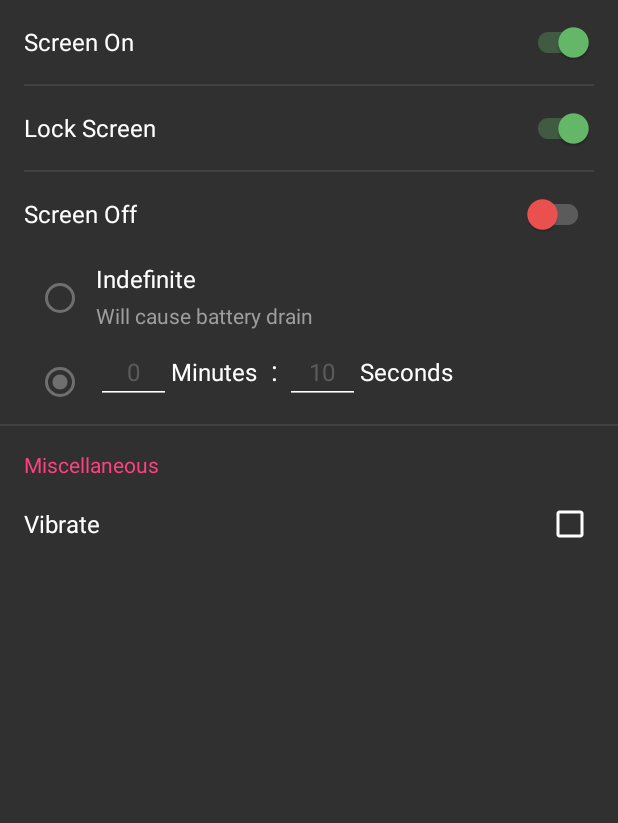
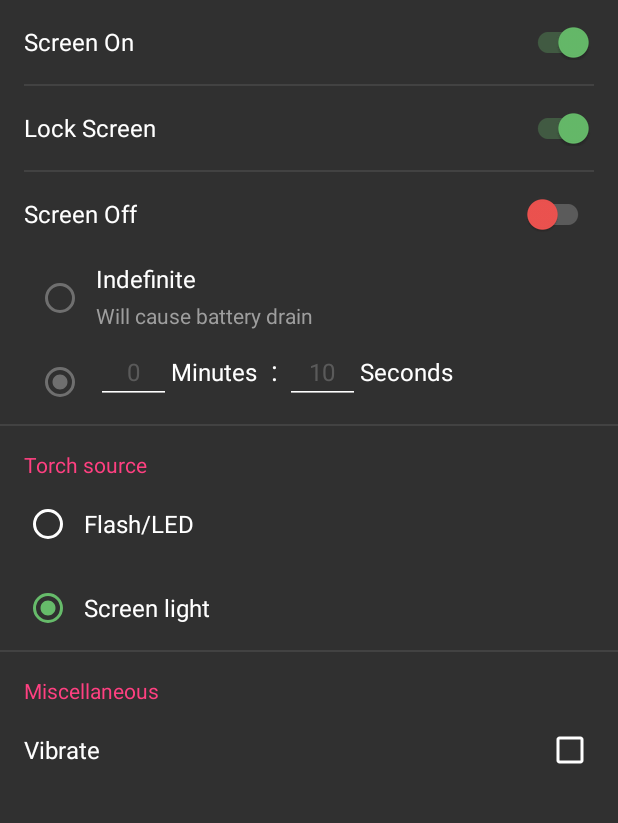
Before and after one commit to anselm94/Torchie-Android, an Android app: the SettingsFragment screen opened directly, with no data from a screen before it, on a phone screen of 412 x 824 dp, the part 140-963 px from its top. Run offline under Robolectric (Android 15) with nearby library versions, the phone set to English and light mode, and no system bars; 1 statement that could not run was skipped.

Commit message:
Added options to select torch source

```diff
--- a/app/src/main/java/in/blogspot/anselmbros/torchie/ui/fragment/SettingsFragment.java
+++ b/app/src/main/java/in/blogspot/anselmbros/torchie/ui/fragment/SettingsFragment.java
@@ -5,8 +5,6 @@ import android.content.Context;
 import android.content.SharedPreferences;
 import android.os.Bundle;
 import android.os.Vibrator;
-import android.preference.PreferenceFragment;
-import android.support.annotation.Nullable;
 import android.support.v4.app.Fragment;
 import android.support.v7.widget.AppCompatCheckBox;
 import android.support.v7.widget.SwitchCompat;
@@ -30,7 +28,7 @@ public class SettingsFragment extends Fragment implements SharedPreferences.OnSh
     SharedPreferences.Editor prefEditor;
 
     SwitchCompat sw_screen_on, sw_lock_screen, sw_screen_off;
-    RadioGroup rg_screen_off_options;
+    RadioGroup rg_screen_off_options, rg_flash_source;
     EditText et_screen_off_mins, et_screen_off_sec;
     AppCompatCheckBox cb_vibrate;
 
@@ -42,14 +40,6 @@ public class SettingsFragment extends Fragment implements SharedPreferences.OnSh
         loadPreferences();
 
         return rootView;
-    }
-
-    @Override
-    public void onCreate(Bundle savedInstanceState) {
-        super.onCreate(savedInstanceState);
-        // Define the settings file to use by this settings fragment
-//        getPreferenceManager().setSharedPreferencesName(TorchieConstants.PREF_KEY_APP);
-//        addPreferencesFromResource(R.xml.preferences);
     }
 
     @Override
@@ -85,6 +75,12 @@ public class SettingsFragment extends Fragment implements SharedPreferences.OnSh
             } else if (checkedId == R.id.rb_settings_screen_off_timeout) {
                 prefEditor.putBoolean(TorchieConstants.PREF_FUNC_SCREEN_OFF_INDEFINITE, false).commit();
             }
+        } else if (group.equals(rg_flash_source)){
+            if(checkedId == R.id.rb_settings_flash_camera){
+                prefEditor.putInt(TorchieConstants.PREF_FLASH_SOURCE, TorchieConstants.SOURCE_FLASH_CAMERA).commit();
+            }else if (checkedId == R.id.rb_settings_flash_screen){
+                prefEditor.putInt(TorchieConstants.PREF_FLASH_SOURCE, TorchieConstants.SOURCE_FLASH_SCREEN).commit();
+            }
         }
     }
 
@@ -96,12 +92,14 @@ public class SettingsFragment extends Fragment implements SharedPreferences.OnSh
         et_screen_off_mins = (EditText) rootView.findViewById(R.id.et_settings_screen_off_minutes);
         et_screen_off_sec = (EditText) rootView.findViewById(R.id.et_settings_screen_off_seconds);
         cb_vibrate = (AppCompatCheckBox) rootView.findViewById(R.id.cb_vibrate);
+        rg_flash_source = (RadioGroup) rootView.findViewById(R.id.rg_flash_source);
 
         sw_screen_on.setOnCheckedChangeListener(this);
         sw_lock_screen.setOnCheckedChangeListener(this);
         sw_screen_off.setOnCheckedChangeListener(this);
         rg_screen_off_options.setOnCheckedChangeListener(this);
         cb_vibrate.setOnCheckedChangeListener(this);
+        rg_flash_source.setOnCheckedChangeListener(this);
     }
 
     private void loadPreferences() {
@@ -114,6 +112,11 @@ public class SettingsFragment extends Fragment implements SharedPreferences.OnSh
         sw_screen_off.setChecked(preferences.getBoolean(TorchieConstants.PREF_FUNC_SCREEN_OFF, false));
         setScreenOffOptionsUI(preferences.getBoolean(TorchieConstants.PREF_FUNC_SCREEN_OFF, false));
         cb_vibrate.setChecked(preferences.getBoolean(TorchieConstants.PREF_FUNC_VIBRATE, false));
+        if (preferences.getInt(TorchieConstants.PREF_FLASH_SOURCE, TorchieConstants.SOURCE_FLASH_CAMERA) == TorchieConstants.SOURCE_FLASH_CAMERA) {
+            rg_flash_source.check(R.id.rb_settings_flash_camera);
+        } else if(preferences.getInt(TorchieConstants.PREF_FLASH_SOURCE, TorchieConstants.SOURCE_FLASH_CAMERA) == TorchieConstants.SOURCE_FLASH_SCREEN){
+            rg_flash_source.check(R.id.rb_settings_flash_screen);
+        }
     }
 
     private void saveScreenOffPref() {
--- a/app/src/main/res/layout/fragment_settings.xml
+++ b/app/src/main/res/layout/fragment_settings.xml
@@ -13,6 +13,7 @@
         android:paddingRight="16dp">
 
         <TextView
+            style="@style/TextAppearance.AppCompat.Small"
             android:layout_width="match_parent"
             android:layout_height="wrap_content"
             android:focusable="true"
@@ -20,7 +21,6 @@
             android:paddingBottom="2dp"
             android:paddingTop="16dp"
             android:text="@string/torchie_functionality"
-            style="@style/TextAppearance.AppCompat.Small"
             android:textColor="@color/colorAccent" />
 
         <LinearLayout
@@ -32,10 +32,10 @@
             android:paddingTop="16dp">
 
             <TextView
+                style="@style/TextAppearance.AppCompat.Menu"
                 android:layout_width="wrap_content"
                 android:layout_height="wrap_content"
                 android:text="@string/screen_on"
-                style="@style/TextAppearance.AppCompat.Menu"
                 android:textColor="@color/colorWhite" />
 
             <Space
@@ -63,10 +63,10 @@
             android:paddingTop="16dp">
 
             <TextView
+                style="@style/TextAppearance.AppCompat.Menu"
                 android:layout_width="wrap_content"
                 android:layout_height="wrap_content"
                 android:text="@string/screen_lock"
-                style="@style/TextAppearance.AppCompat.Menu"
                 android:textColor="@color/colorWhite" />
 
             <Space
@@ -94,10 +94,10 @@
             android:paddingTop="16dp">
 
             <TextView
+                style="@style/TextAppearance.AppCompat.Menu"
                 android:layout_width="wrap_content"
                 android:layout_height="wrap_content"
                 android:text="@string/screen_off"
-                style="@style/TextAppearance.AppCompat.Menu"
                 android:textColor="@color/colorWhite" />
 
             <Space
@@ -149,11 +149,11 @@
                     android:orientation="vertical">
 
                     <TextView
+                        style="@style/TextAppearance.AppCompat.Menu"
                         android:layout_width="match_parent"
                         android:layout_height="wrap_content"
                         android:paddingTop="4dp"
                         android:text="@string/indefinite"
-                        style="@style/TextAppearance.AppCompat.Menu"
                         android:textColor="@color/colorWhite" />
 
                     <Space
@@ -176,47 +176,48 @@
 
                     <EditText
                         android:id="@+id/et_settings_screen_off_minutes"
+                        style="@style/TextAppearance.AppCompat.Menu"
                         android:layout_width="wrap_content"
                         android:layout_height="wrap_content"
-                        android:maxLength="3"
                         android:digits="0123456789"
                         android:gravity="center_horizontal"
                         android:inputType="number"
+                        android:maxLength="3"
                         android:minWidth="50dp"
-                        android:singleLine="true"
-                        style="@style/TextAppearance.AppCompat.Menu" />
+                        android:singleLine="true" />
 
                     <TextView
+                        style="@style/TextAppearance.AppCompat.Menu"
                         android:layout_width="wrap_content"
                         android:layout_height="wrap_content"
                         android:text="@string/minutes"
-                        style="@style/TextAppearance.AppCompat.Menu"
-                        android:textColor="@color/colorWhite"/>
+                        android:textColor="@color/colorWhite" />
 
                     <TextView
                         android:layout_width="wrap_content"
                         android:layout_height="wrap_content"
                         android:text="  : "
                         android:textAppearance="?android:textAppearanceMedium"
-                        android:textColor="@color/colorWhite"/>
+                        android:textColor="@color/colorWhite" />
 
                     <EditText
                         android:id="@+id/et_settings_screen_off_seconds"
+                        style="@style/TextAppearance.AppCompat.Menu"
                         android:layout_width="wrap_content"
                         android:layout_height="wrap_content"
                         android:digits="0123456789"
-                        android:maxLength="3"
                         android:gravity="center"
                         android:inputType="number"
+                        android:maxLength="3"
                         android:minWidth="50dp"
-                        android:singleLine="true"
-                        style="@style/TextAppearance.AppCompat.Menu" />
+                        android:singleLine="true" />
+
                     <TextView
+                        style="@style/TextAppearance.AppCompat.Menu"
                         android:layout_width="wrap_content"
                         android:layout_height="wrap_content"
                         android:text="@string/seconds"
-                        style="@style/TextAppearance.AppCompat.Menu"
-                        android:textColor="@color/colorWhite"/>
+                        android:textColor="@color/colorWhite" />
                 </LinearLayout>
 
             </LinearLayout>
@@ -239,6 +240,81 @@
         android:paddingRight="16dp">
 
         <TextView
+            style="@style/TextAppearance.AppCompat.Small"
+            android:layout_width="match_parent"
+            android:layout_height="wrap_content"
+            android:focusable="true"
+            android:focusableInTouchMode="true"
+            android:paddingBottom="2dp"
+            android:paddingTop="16dp"
+            android:text="@string/torch_source"
+            android:textColor="@color/colorAccent" />
+
+        <LinearLayout
+            android:layout_width="match_parent"
+            android:layout_height="wrap_content"
+            android:orientation="horizontal">
+
+            <RadioGroup
+                android:id="@+id/rg_flash_source"
+                android:layout_width="wrap_content"
+                android:layout_height="wrap_content"
+                android:orientation="vertical"
+                android:paddingRight="8dp">
+
+                <RadioButton
+                    android:id="@+id/rb_settings_flash_camera"
+                    android:layout_width="wrap_content"
+                    android:layout_height="56dp" />
+
+                <RadioButton
+                    android:id="@+id/rb_settings_flash_screen"
+                    android:layout_width="wrap_content"
+                    android:layout_height="56dp"
+                    android:checked="true" />
+
+            </RadioGroup>
+
+            <LinearLayout
+                android:layout_width="match_parent"
+                android:layout_height="match_parent"
+                android:orientation="vertical">
+
+                <TextView
+                    style="@style/TextAppearance.AppCompat.Menu"
+                    android:layout_width="match_parent"
+                    android:layout_height="56dp"
+                    android:gravity="center_vertical"
+                    android:text="@string/flash_or_led"
+                    android:textColor="@color/colorWhite" />
+
+                <TextView
+                    style="@style/TextAppearance.AppCompat.Menu"
+                    android:layout_width="match_parent"
+                    android:layout_height="56dp"
+                    android:gravity="center_vertical"
+                    android:text="@string/screen_light"
+                    android:textColor="@color/colorWhite" />
+
+            </LinearLayout>
+        </LinearLayout>
+    </LinearLayout>
+
+    <View
+        android:layout_width="match_parent"
+        android:layout_height="1dp"
+        android:background="@color/colorGrey800" />
+
+    <LinearLayout
+        android:layout_width="match_parent"
+        android:layout_height="wrap_content"
+        android:gravity="center_vertical"
+        android:orientation="vertical"
+        android:paddingLeft="16dp"
+        android:paddingRight="16dp">
+
+        <TextView
+            style="@style/TextAppearance.AppCompat.Small"
             android:layout_width="match_parent"
             android:layout_height="wrap_content"
             android:focusable="true"
@@ -246,7 +322,6 @@
             android:paddingBottom="2dp"
             android:paddingTop="16dp"
             android:text="@string/miscellaneous"
-            style="@style/TextAppearance.AppCompat.Small"
             android:textColor="@color/colorAccent" />
 
         <LinearLayout
@@ -266,10 +341,10 @@
                 android:paddingTop="16dp">
 
                 <TextView
+                    style="@style/TextAppearance.AppCompat.Menu"
                     android:layout_width="wrap_content"
                     android:layout_height="wrap_content"
                     android:text="@string/vibrate"
-                    style="@style/TextAppearance.AppCompat.Menu"
                     android:textColor="@color/colorWhite" />
 
                 <Space
```
